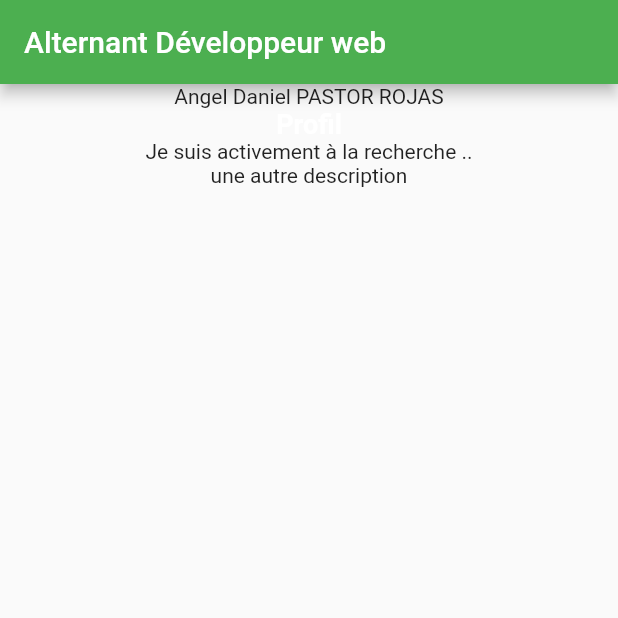
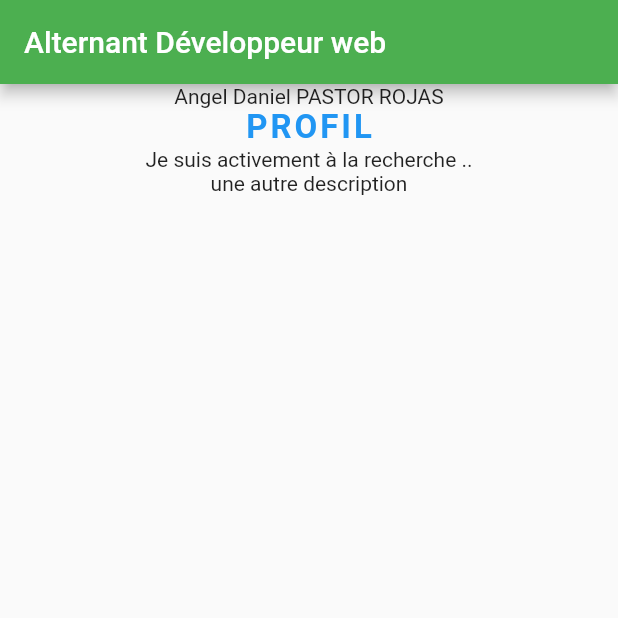
Before and after one commit to AngelPASTORROJAS/resume, a Flutter app: the screen it shows after launch, on a phone screen of 412 x 824 dp, the top half of it. Run offline on Flutter 3.47's test engine with Material 2 defaults, Android fonts, the phone set to English and light mode, and no system bars.

Commit message:
fix: suppresion des ignore mutable + correction

```diff
--- a/lib/author.dart
+++ b/lib/author.dart
@@ -1,11 +1,10 @@
 import 'package:flutter/widgets.dart';
 
-// ignore: must_be_immutable
 class Author extends StatelessWidget {
-  Author({this.nom, this.prenom, super.key});
+  const Author({this.nom, this.prenom, super.key});
 
-  String? prenom;
-  String? nom;
+  final String? prenom;
+  final String? nom;
 
   @override
   Widget build(BuildContext context) {
--- a/lib/main.dart
+++ b/lib/main.dart
@@ -1,25 +1,21 @@
 import 'package:flutter/material.dart';
 import 'package:resume/titre_section.dart';
-
-//#region Import lib
 
 import 'author.dart';
 import 'profil_text.dart';
 import 'profil_description_ful.dart';
 
-//#endregion
 void main() {
-  runApp(MyApp(
+  runApp(const MyApp(
     titre: "Alternant Développeur web",
   ));
 }
 
-// ignore: must_be_immutable
 class MyApp extends StatelessWidget {
-  MyApp({this.titre, this.needBannerDebug, super.key});
+  const MyApp({this.titre, this.needBannerDebug, super.key});
 
-  bool? needBannerDebug;
-  String? titre;
+  final bool? needBannerDebug;
+  final String? titre;
 
   @override
   Widget build(BuildContext context) {
@@ -31,7 +27,9 @@ class MyApp extends StatelessWidget {
       ),
       home: Scaffold(
         appBar: AppBar(
-              title: Text(titre ?? "[titre]"),
+          title: Text(
+            titre ?? "[titre]",
+          ),
         ),
         // backgroundColor: Colors.red,
         body: SizedBox(
@@ -43,17 +41,26 @@ class MyApp extends StatelessWidget {
               Row(
                 // crossAxisAlignment: CrossAxisAlignment.center,
                 mainAxisAlignment: MainAxisAlignment.center,
-                    children: <Widget>[
-                      Author(nom: "PASTOR ROJAS", prenom: "Angel Daniel"),
+                children: const <Widget>[
+                  Author(
+                    nom: "PASTOR ROJAS",
+                    prenom: "Angel Daniel",
+                  ),
                 ],
               ),
-                  const TitreSection("Profil"),
+              const TitreSection(
+                "PROFIL",
+              ),
               const ProfilText(
-                    description: "Je suis activement à la recherche ..",
+                "Je suis activement à la recherche ..",
               ),
-                  const ProfilDescription("une autre description")
+              const ProfilDescription(
+                "une autre description",
+              )
             ],
           ),
-            )));
+        ),
+      ),
+    );
   }
 }
--- a/lib/profil_text.dart
+++ b/lib/profil_text.dart
@@ -1,12 +1,12 @@
 import 'package:flutter/material.dart';
 
 class ProfilText extends StatelessWidget {
-  const ProfilText({this.description, super.key});
+  const ProfilText(this.description, {super.key});
 
-  final String? description;
+  final String description;
 
   @override
   Widget build(BuildContext context) {
-    return Text(description ?? '[description]');
+    return Text(description);
   }
 }
--- a/lib/titre_section.dart
+++ b/lib/titre_section.dart
@@ -8,8 +8,15 @@ class TitreSection extends StatelessWidget {
   @override
   Widget build(BuildContext context) {
     return RichText(
-        text: TextSpan(
-            text: titre,
-            style: const TextStyle(fontWeight: FontWeight.bold, fontSize: 18)));
+      text: TextSpan(
+        text: titre,
+        style: const TextStyle(
+          fontWeight: FontWeight.bold,
+          fontSize: 22,
+          color: Colors.blue,
+          letterSpacing: 2,
+        ),
+      ),
+    );
   }
 }
```
Also changed, not shown: 1 other file. Lines whose indentation alone changed are shown as unchanged.
